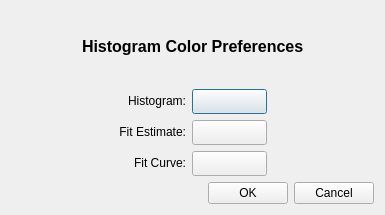
Before: the Qt Designer form code/guitools/Histogram/ColorPreferences.ui in radio-astro/casa, drawn with Qt 5.
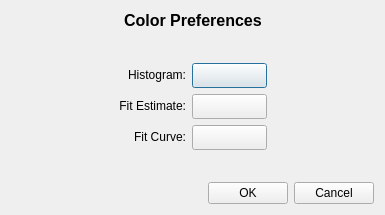
After: the same form once the commit is applied.

Commit message: New Development: No             JIRA Issue: CAS-4667         Ready for Test: Yes      Interface Changes: Yes What Interface Changed: Histogram tool interfaces          Test Programs: List test programs   Put in Release Notes: No              Module(s): Module Names change impacts.            Description: 1.  Continuing work on histogram tool 2.  Removal of code to add stokes axis for images that don't have one in FeatherMain per Kumar's recommendation. 3.  CAS-4667:  Contour maps were generated uncaught exception in color bar display code.

```diff
--- a/code/guitools/Histogram/ColorPreferences.ui
+++ b/code/guitools/Histogram/ColorPreferences.ui
@@ -39,7 +39,7 @@
         </font>
        </property>
        <property name="text">
-        <string>&lt;font color='black'&gt;Histogram Color Preferences&lt;/font&gt;</string>
+        <string>&lt;font color='black'&gt;Color Preferences&lt;/font&gt;</string>
        </property>
       </widget>
      </item>
@@ -58,6 +58,19 @@
      </item>
     </layout>
    </item>
+   <item>
+    <spacer name="verticalSpacer">
+     <property name="orientation">
+      <enum>Qt::Vertical</enum>
+     </property>
+     <property name="sizeHint" stdset="0">
+      <size>
+       <width>20</width>
+       <height>40</height>
+      </size>
+     </property>
+    </spacer>
+   </item>
    <item>
     <layout class="QHBoxLayout" name="horizontalLayout_2">
      <item>
@@ -188,6 +201,19 @@
      </item>
     </layout>
    </item>
+   <item>
+    <spacer name="verticalSpacer_2">
+     <property name="orientation">
+      <enum>Qt::Vertical</enum>
+     </property>
+     <property name="sizeHint" stdset="0">
+      <size>
+       <width>20</width>
+       <height>40</height>
+      </size>
+     </property>
+    </spacer>
+   </item>
    <item>
     <layout class="QHBoxLayout" name="horizontalLayout_3">
      <item>
```
The commit also changes 19 other files.
